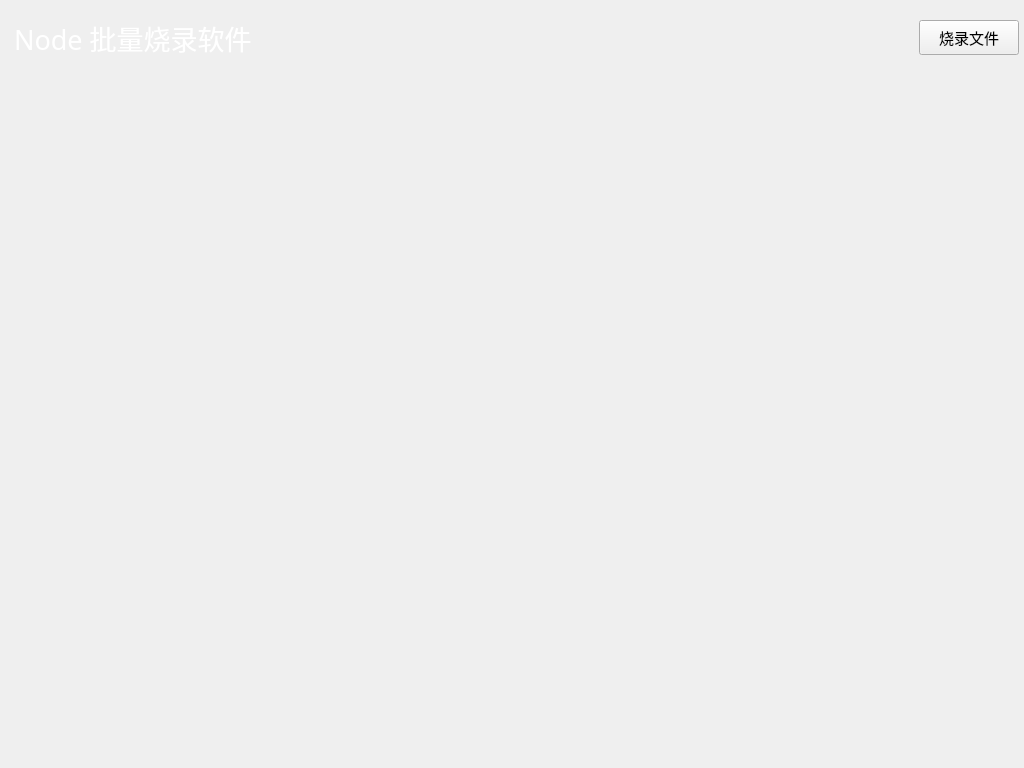
Old version of the form Node-Fab/Node-Fab/mainwindow.ui in the repository ChinaClever/ScalePoint.
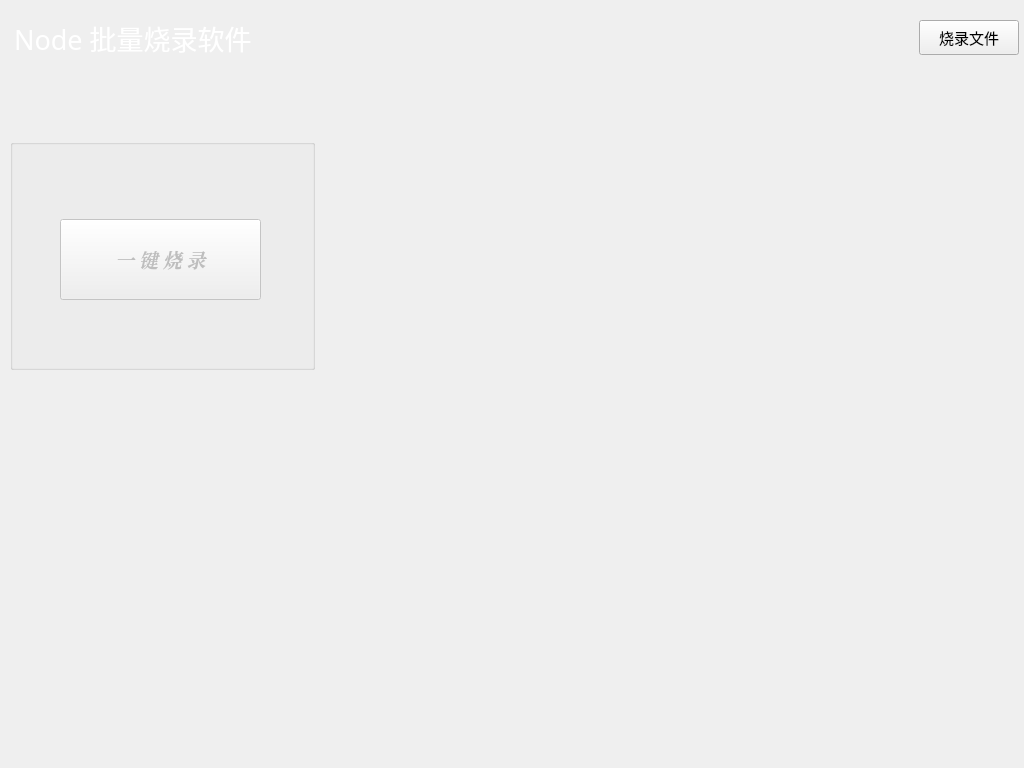
New version of the form. Icons and pictures are not drawn.

Diff of the .ui file:
```diff
--- a/Node-Fab/Node-Fab/mainwindow.ui
+++ b/Node-Fab/Node-Fab/mainwindow.ui
@@ -45,7 +45,7 @@
       <widget class="QWidget" name="widget_1" native="true">
        <property name="geometry">
         <rect>
-         <x>20</x>
+         <x>360</x>
          <y>30</y>
          <width>320</width>
          <height>280</height>
@@ -55,7 +55,7 @@
       <widget class="QWidget" name="widget_2" native="true">
        <property name="geometry">
         <rect>
-         <x>360</x>
+         <x>700</x>
          <y>30</y>
          <width>320</width>
          <height>280</height>
@@ -65,8 +65,8 @@
       <widget class="QWidget" name="widget_3" native="true">
        <property name="geometry">
         <rect>
-         <x>700</x>
-         <y>30</y>
+         <x>20</x>
+         <y>370</y>
          <width>320</width>
          <height>280</height>
         </rect>
@@ -75,7 +75,7 @@
       <widget class="QWidget" name="widget_4" native="true">
        <property name="geometry">
         <rect>
-         <x>20</x>
+         <x>360</x>
          <y>370</y>
          <width>320</width>
          <height>280</height>
@@ -85,22 +85,47 @@
       <widget class="QWidget" name="widget_5" native="true">
        <property name="geometry">
         <rect>
-         <x>360</x>
+         <x>700</x>
          <y>370</y>
          <width>320</width>
          <height>280</height>
         </rect>
        </property>
       </widget>
-      <widget class="QWidget" name="widget_6" native="true">
+      <widget class="QGroupBox" name="groupBox">
        <property name="geometry">
         <rect>
-         <x>700</x>
-         <y>370</y>
-         <width>320</width>
-         <height>280</height>
+         <x>10</x>
+         <y>57</y>
+         <width>305</width>
+         <height>231</height>
         </rect>
        </property>
+       <property name="title">
+        <string/>
+       </property>
+       <widget class="QPushButton" name="startBtn">
+        <property name="geometry">
+         <rect>
+          <x>50</x>
+          <y>80</y>
+          <width>201</width>
+          <height>81</height>
+         </rect>
+        </property>
+        <property name="font">
+         <font>
+          <family>Noto Serif CJK KR</family>
+          <pointsize>14</pointsize>
+          <weight>75</weight>
+          <italic>true</italic>
+          <bold>true</bold>
+         </font>
+        </property>
+        <property name="text">
+         <string>一 键 烧 录</string>
+        </property>
+       </widget>
       </widget>
      </widget>
     </item>
```
